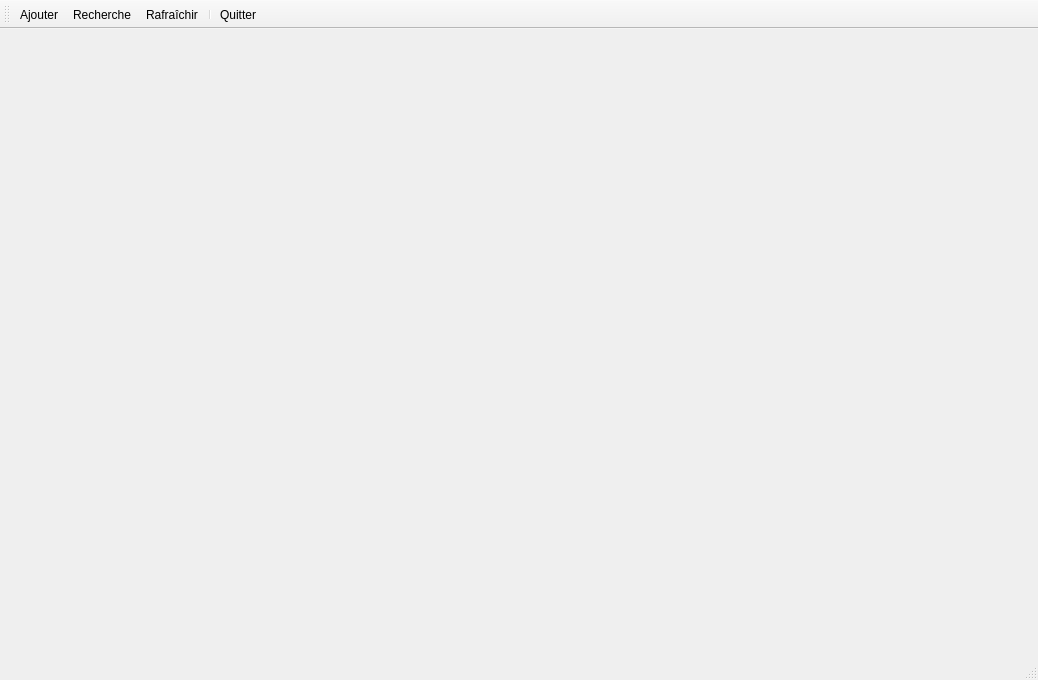
Old version of the form mainwindow.ui in the repository Kodstok/QtProjet.
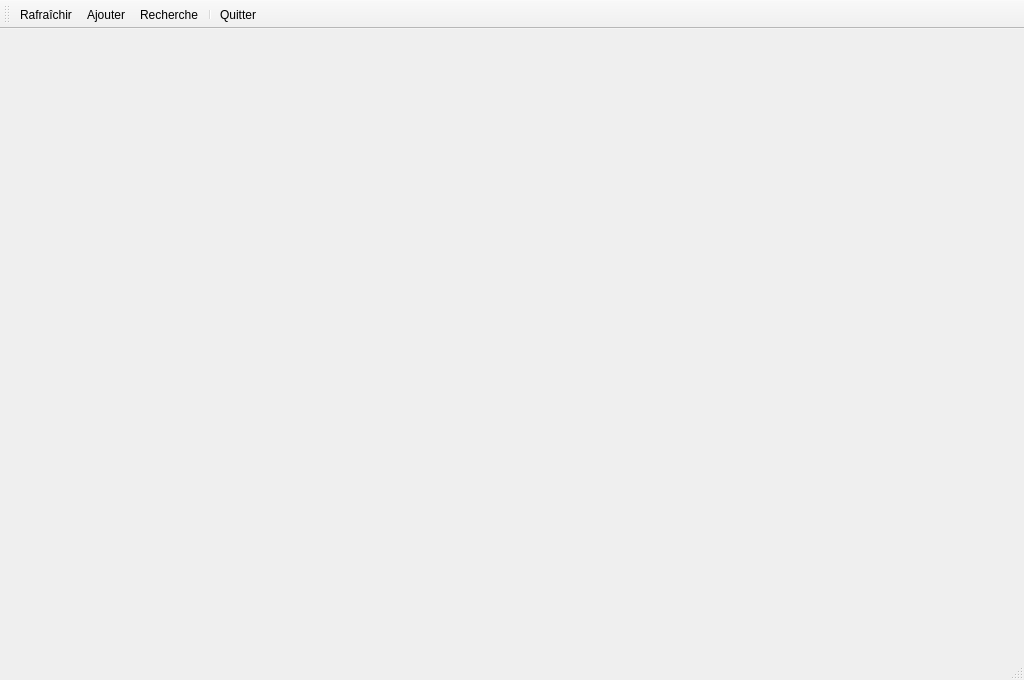
New version of the form. Icons and pictures are not drawn.

```diff
--- a/mainwindow.ui
+++ b/mainwindow.ui
@@ -6,10 +6,22 @@
    <rect>
     <x>0</x>
     <y>0</y>
-    <width>1038</width>
+    <width>1024</width>
     <height>680</height>
    </rect>
   </property>
+  <property name="minimumSize">
+   <size>
+    <width>1024</width>
+    <height>680</height>
+   </size>
+  </property>
+  <property name="maximumSize">
+   <size>
+    <width>1024</width>
+    <height>680</height>
+   </size>
+  </property>
   <property name="windowTitle">
    <string>MainWindow</string>
   </property>
@@ -21,9 +33,9 @@
    <attribute name="toolBarBreak">
     <bool>false</bool>
    </attribute>
+   <addaction name="actionRefresh"/>
    <addaction name="actionAjouter"/>
    <addaction name="actionRech"/>
-   <addaction name="actionRefresh"/>
    <addaction name="separator"/>
    <addaction name="actionQuitter"/>
   </widget>
```
Left out of the diff: 10 changed lines with no effect on the pictures.
